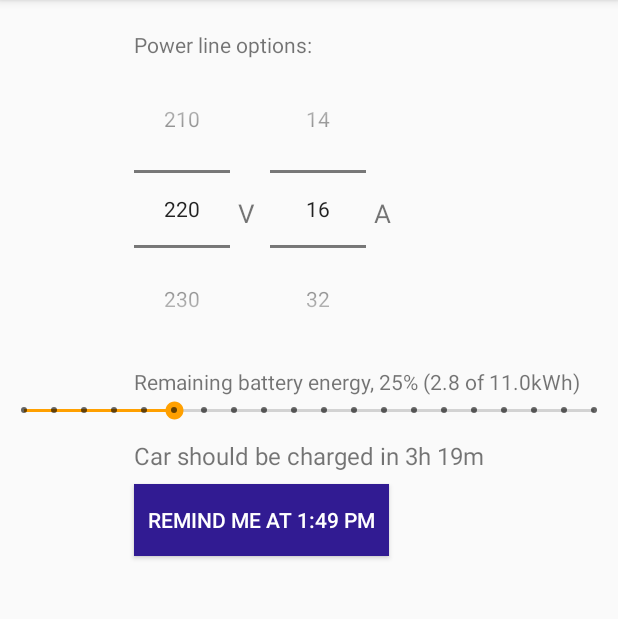
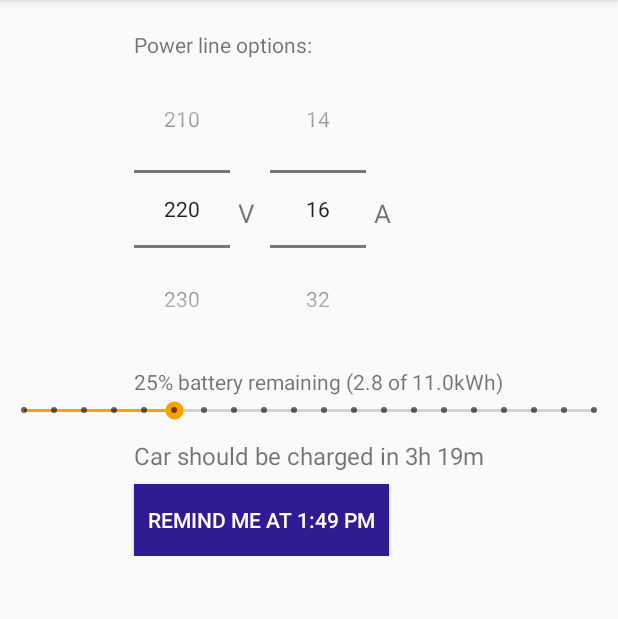
Before and after one commit to SergiiGalai/EVChargeHelper, an Android app: the screen it shows after launch (MainActivity), on a phone screen of 412 x 824 dp, the part 84-703 px from its top. Run offline under Robolectric (Android 15) with nearby library versions, the phone set to English and light mode, and no system bars.

Commit message:
fixed english translation

```diff
--- a/app/src/main/res/layout/activity_main.xml
+++ b/app/src/main/res/layout/activity_main.xml
@@ -1,5 +1,5 @@
 <?xml version="1.0" encoding="utf-8"?>
-<android.support.constraint.ConstraintLayout
+<ScrollView
     xmlns:android="http://schemas.android.com/apk/res/android"
     xmlns:app="http://schemas.android.com/apk/res-auto"
     xmlns:tools="http://schemas.android.com/tools"
@@ -7,6 +7,10 @@
     android:layout_height="match_parent"
     android:id="@+id/main_layout"
     tools:context="com.example.dell.chargetimer.MainActivity">
+
+    <android.support.constraint.ConstraintLayout
+        android:layout_width="match_parent"
+        android:layout_height="wrap_content">
 
         <TextView
             android:id="@+id/currentDescription"
@@ -105,3 +109,5 @@
             app:layout_constraintTop_toBottomOf="@+id/chargedInTitle"/>
 
     </android.support.constraint.ConstraintLayout>
+
+</ScrollView>
--- a/app/src/main/res/values/strings.xml
+++ b/app/src/main/res/values/strings.xml
@@ -11,7 +11,7 @@
     <string name="pref_title_voltage">Default voltage in network, V</string>
     <string name="pref_title_amperage">Default consuming amperage, A</string>
     <string name="pref_title_charging_loss">Battery charging loss, %</string>
-    <string name="pref_title_battery_capacity">Useful battery capacity, kWh</string>
+    <string name="pref_title_battery_capacity">Usable battery capacity, kWh</string>
 
     <!-- Example settings for Notifications -->
     <string name="pref_header_notifications">Notification settings</string>
@@ -47,7 +47,7 @@ You can change this settings anytime in application settings.
     <string name="open">Open</string>
     <string name="calendar_permissions_not_granted">CALENDAR permissions were NOT granted.</string>
     <string name="remind_me_button_title">Remind me at %s</string>
-    <string name="remaining_energy_title">Remaining battery energy, %d%% (%.1f of %.1fkWh)</string>
+    <string name="remaining_energy_title">%d%% battery remaining (%.1f of %.1fkWh)</string>
     <string name="current_description_title">Power line options:</string>
     <string name="amperage_title">A</string>
     <string name="voltage_title">V</string>
```
Also changed, not shown: 2 other files. Lines whose indentation alone changed are shown as unchanged.
